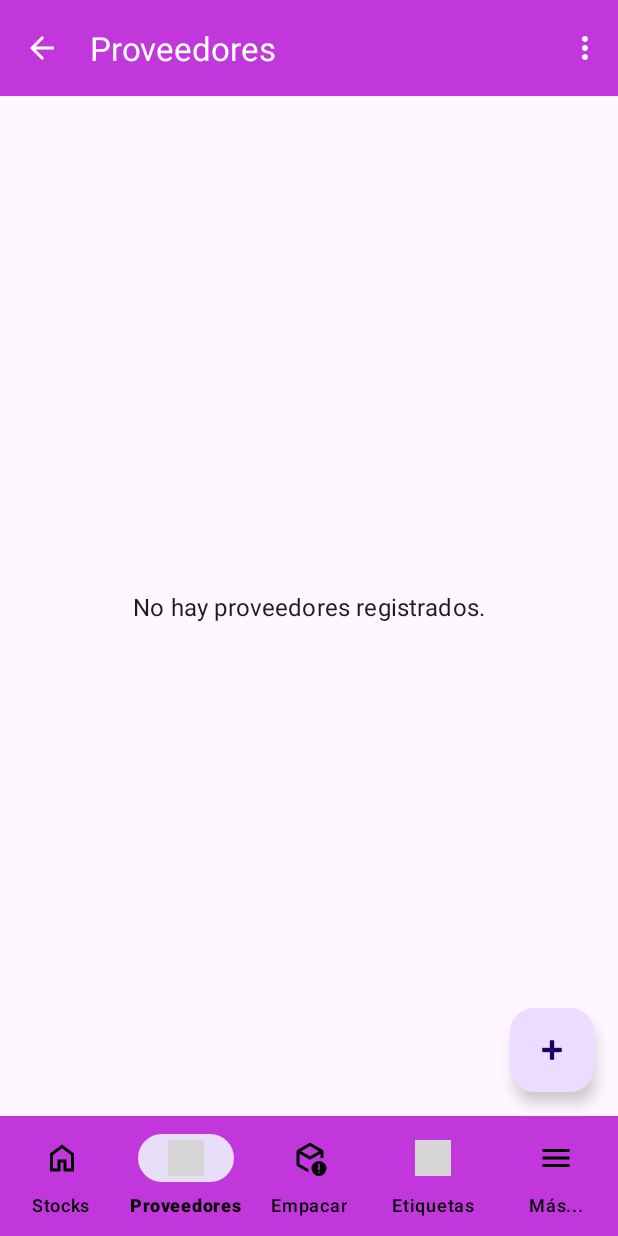
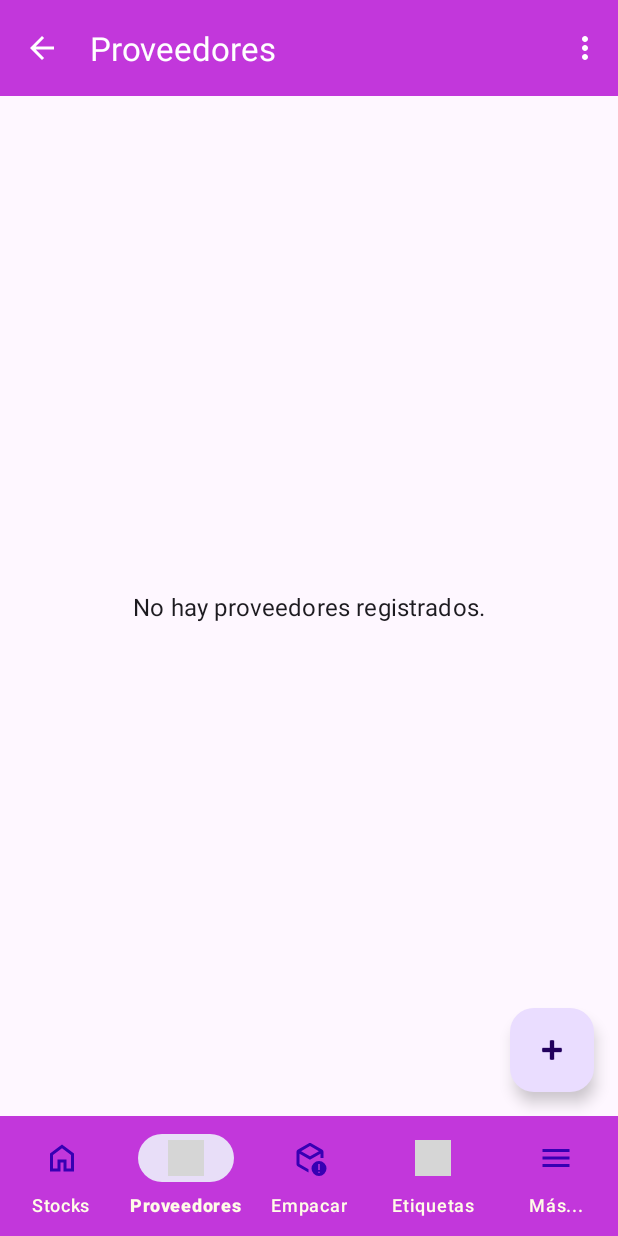
Before and after one commit to ArtMex3D/BOCANA, an Android app: the MainActivity screen opened directly, with no data from a screen before it, item 2 of the bottom bar chosen, on a phone screen of 412 x 824 dp. Run offline under Robolectric (Android 15) with nearby library versions, the phone set to English and light mode, and no system bars; our stand-ins replace Firebase (no records; nobody signed in at launch, a user with empty details on screens opened directly), Room's generated code, paging; 1 statement that could not run was skipped; grey boxes are pictures that could not be loaded.

Commit message:
notificaciones mejoradas

```diff
--- a/app/build.gradle.kts
+++ b/app/build.gradle.kts
@@ -79,6 +79,7 @@ dependencies {
     implementation(libs.androidx.appcompat)
     implementation(libs.androidx.material)
     implementation(libs.androidx.constraintlayout)
+    implementation(libs.androidx.core.splashscreen)
 
     // --- Arquitectura (Lifecycle, ViewModel, Fragment) ---
     implementation(libs.androidx.lifecycle.viewmodel.ktx)
--- a/app/src/main/AndroidManifest.xml
+++ b/app/src/main/AndroidManifest.xml
@@ -27,7 +27,7 @@
     <activity
         android:name=".ui.auth.LoginActivity"
         android:exported="true"
-        android:theme="@style/Theme.Bocana">
+        android:theme="@style/Theme.Bocana.Splash">
         <intent-filter>
             <action android:name="android.intent.action.MAIN" />
             <category android:name="android.intent.category.LAUNCHER" />
@@ -44,7 +44,6 @@
             <action android:name="android.intent.action.VIEW" />
             <category android:name="android.intent.category.DEFAULT" />
             <category android:name="android.intent.category.BROWSABLE" />
-            <!-- Le decimos a Android que somos dueños de este tipo de enlace -->
             <data android:scheme="https" android:host="bocana.netlify.app" android:pathPrefix="/movimiento" />
         </intent-filter>
 
--- a/app/src/main/java/com/cesar/bocana/ui/auth/LoginActivity.kt
+++ b/app/src/main/java/com/cesar/bocana/ui/auth/LoginActivity.kt
@@ -8,6 +8,7 @@ import android.widget.Toast
 import androidx.activity.result.ActivityResultLauncher
 import androidx.activity.result.contract.ActivityResultContracts
 import androidx.appcompat.app.AppCompatActivity
+import androidx.core.splashscreen.SplashScreen.Companion.installSplashScreen
 import androidx.lifecycle.lifecycleScope
 import com.cesar.bocana.R
 import com.cesar.bocana.data.model.User
@@ -39,6 +40,9 @@ class LoginActivity : AppCompatActivity() {
     private val db = Firebase.firestore
 
     override fun onCreate(savedInstanceState: Bundle?) {
+        // Instalar el SplashScreen ANTES de super.onCreate
+        installSplashScreen()
+
         super.onCreate(savedInstanceState)
         binding = ActivityLoginBinding.inflate(layoutInflater)
         setContentView(binding.root)
--- a/app/src/main/java/com/cesar/bocana/ui/main/MainActivity.kt
+++ b/app/src/main/java/com/cesar/bocana/ui/main/MainActivity.kt
@@ -59,7 +59,11 @@ class MainActivity : AppCompatActivity() {
     private lateinit var repository: InventoryRepository
 
     private val NOTIFICATION_CHANNEL_ID = "bocana_alerts_channel"
-    private val LOCAL_NOTIFICATION_ID = 1001
+    // IDs únicos para cada tipo de notificación
+    private val LOW_STOCK_NOTIFICATION_ID = 1001
+    private val DEVOLUCION_NOTIFICATION_ID = 1002
+    private val PACKAGING_NOTIFICATION_ID = 1003
+
 
     private val requestPermissionLauncher = registerForActivityResult(
         ActivityResultContracts.RequestPermission()
@@ -318,35 +322,46 @@ class MainActivity : AppCompatActivity() {
     }
 
     private suspend fun checkConditionsAndNotifyLocally() {
-        val alertMessages = mutableListOf<String>()
-        var lowStockCount = 0
-        var foundPendingDevo = false
-        var foundOverduePack = false
-
         try {
+            // Chequeo de Stock Bajo
             val lowStockSnapshot = db.collection("products")
                 .whereEqualTo("isActive", true)
                 .get()
                 .await()
 
-            lowStockCount = lowStockSnapshot.documents.count { doc ->
+            val lowStockProducts = lowStockSnapshot.documents.mapNotNull { doc ->
                 val product = doc.toObject(Product::class.java)
-                product != null && product.minStock > 0.0 && product.totalStock <= product.minStock
+                if (product != null && product.minStock > 0.0 && product.totalStock <= product.minStock) {
+                    product
+                } else {
+                    null
+                }
             }
-            if (lowStockCount > 0) {
-                alertMessages.add("$lowStockCount prod. stock bajo")
+            if (lowStockProducts.isNotEmpty()) {
+                val title = "🚨 Alerta de Stock Bajo"
+                val content = if (lowStockProducts.size == 1) {
+                    "El producto '${lowStockProducts.first().name}' tiene stock bajo."
+                } else {
+                    "${lowStockProducts.size} productos tienen stock bajo."
+                }
+                showLocalNotification(title, content, LOW_STOCK_NOTIFICATION_ID)
             }
 
+            // Chequeo de Devoluciones Pendientes
             val pendingDevoSnapshot = db.collection("pendingDevoluciones")
                 .whereEqualTo("status", DevolucionStatus.PENDIENTE.name)
                 .limit(1)
                 .get()
                 .await()
-            foundPendingDevo = !pendingDevoSnapshot.isEmpty
-            if (foundPendingDevo) {
-                alertMessages.add("Devoluciones P.")
+            if (!pendingDevoSnapshot.isEmpty) {
+                showLocalNotification(
+                    "📝 Tienes Devoluciones Pendientes",
+                    "Hay devoluciones que requieren tu atención. Revisa la sección correspondiente.",
+                    DEVOLUCION_NOTIFICATION_ID
+                )
             }
 
+            // Chequeo de Empaques Atrasados
             val threeDaysAgoMillis = Date().time - (3 * 24 * 60 * 60 * 1000)
             val threeDaysAgoTimestamp = Timestamp(Date(threeDaysAgoMillis))
 
@@ -355,23 +370,22 @@ class MainActivity : AppCompatActivity() {
                 .limit(1)
                 .get()
                 .await()
-            foundOverduePack = !overduePackSnapshot.isEmpty
-            if (foundOverduePack) {
-                alertMessages.add("Empaque Atrasado")
+            if (!overduePackSnapshot.isEmpty) {
+                showLocalNotification(
+                    "📦 ¡Empaque Atrasado!",
+                    "Hay productos recibidos hace más de 3 días que aún no se han empacado.",
+                    PACKAGING_NOTIFICATION_ID
+                )
             }
 
         } catch (e: Exception) {
             if (e is CancellationException) throw e
             Log.e(TAG, "checkConditions - Error durante verificaciones", e)
         }
-
-        if (alertMessages.isNotEmpty()) {
-            val notificationText = alertMessages.joinToString(" / ")
-            showLocalNotification("Alertas Pendientes Bocana", notificationText)
-        }
     }
 
-    private fun showLocalNotification(title: String, content: String) {
+
+    private fun showLocalNotification(title: String, content: String, notificationId: Int) {
         if (Build.VERSION.SDK_INT >= Build.VERSION_CODES.TIRAMISU) {
             if (ActivityCompat.checkSelfPermission(this, Manifest.permission.POST_NOTIFICATIONS) != PackageManager.PERMISSION_GRANTED) {
                 return
@@ -389,7 +403,8 @@ class MainActivity : AppCompatActivity() {
         val pendingIntent: PendingIntent = PendingIntent.getActivity(this, 0, intent, pendingIntentFlags)
 
         val builder = NotificationCompat.Builder(this, NOTIFICATION_CHANNEL_ID)
-            .setSmallIcon(R.mipmap.ic_launcher_round)
+            .setSmallIcon(R.drawable.ic_robot_notification)
+            .setColor(ContextCompat.getColor(this, R.color.brand_purple))
             .setContentTitle(title)
             .setContentText(content)
             .setStyle(NotificationCompat.BigTextStyle().bigText(content))
@@ -398,7 +413,7 @@ class MainActivity : AppCompatActivity() {
             .setAutoCancel(true)
 
         try {
-            NotificationManagerCompat.from(this).notify(LOCAL_NOTIFICATION_ID, builder.build())
+            NotificationManagerCompat.from(this).notify(notificationId, builder.build())
         } catch (e: SecurityException) {
             Log.e(TAG, "SecurityException mostrando notificación.", e)
         }
--- /dev/null
+++ b/app/src/main/res/drawable/ic_robot_notification.xml
@@ -0,0 +1,10 @@
+<vector xmlns:android="http://schemas.android.com/apk/res/android"
+    android:width="24dp"
+    android:height="24dp"
+    android:viewportWidth="960"
+    android:viewportHeight="960"
+    android:tint="?attr/colorControlNormal">
+    <path
+        android:fillColor="@android:color/white"
+        android:pathData="M480,840q-100,0 -170,-70t-70,-170h480q0,100 -70,170t-170,70ZM312,560q-21,0 -35.5,-14.5T262,510q0,-21 14.5,-35.5T312,460q21,0 35.5,14.5T362,510q0,21 -14.5,35.5T312,560ZM648,560q-21,0 -35.5,-14.5T598,510q0,-21 14.5,-35.5T648,460q21,0 35.5,14.5T698,510q0,21 -14.5,35.5T648,560ZM240,400h480v-160L240,240v160ZM160,760v-400q0,-33 23.5,-56.5T240,280h480q33,0 56.5,23.5T800,360v400q0,33 -23.5,56.5T720,840L240,840q-33,0 -56.5,-23.5T160,760Z"/>
+</vector>
--- /dev/null
+++ b/app/src/main/res/drawable/splash_background.xml
@@ -0,0 +1,5 @@
+<?xml version="1.0" encoding="utf-8"?>
+<shape xmlns:android="http://schemas.android.com/apk/res/android"
+    android:shape="rectangle">
+    <solid android:color="@color/brand_purple" />
+</shape>
--- a/app/src/main/res/layout/activity_main.xml
+++ b/app/src/main/res/layout/activity_main.xml
@@ -42,8 +42,8 @@
         app:layout_constraintStart_toStartOf="parent"
         app:layout_constraintEnd_toEndOf="parent"
         app:menu="@menu/bottom_nav_menu"
-        app:itemTextColor="@color/intense_black"
-        app:itemIconTint="@color/intense_black"
+        app:itemTextColor="@color/pending_item_yellow"
+        app:itemIconTint="@color/purple_700"
         android:background="@color/brand_purple"
         app:labelVisibilityMode="labeled"/>
 </androidx.constraintlayout.widget.ConstraintLayout>
--- a/app/src/main/res/values/themes.xml
+++ b/app/src/main/res/values/themes.xml
@@ -2,5 +2,12 @@
 <resources xmlns:tools="http://schemas.android.com/tools">
     <style name="Theme.Bocana" parent="Theme.Material3.DayNight.NoActionBar">
         <item name="android:statusBarColor">@color/brand_purple</item>
+        <item name="android:navigationBarColor">@color/brand_purple</item>
+    </style>
+
+    <style name="Theme.Bocana.Splash" parent="Theme.SplashScreen">
+        <item name="windowSplashScreenBackground">@drawable/splash_background</item>
+        <item name="windowSplashScreenAnimatedIcon">@drawable/ic_launcher_foreground</item>
+        <item name="postSplashScreenTheme">@style/Theme.Bocana</item>
     </style>
 </resources>
--- a/gradle/libs.versions.toml
+++ b/gradle/libs.versions.toml
@@ -59,6 +59,7 @@ play-services-auth = { group = "com.google.android.gms", name = "play-services-a
 kotlinx-coroutines-play-services = { group = "org.jetbrains.kotlinx", name = "kotlinx-coroutines-play-services", version = "1.7.3" }
 
 # Utilidades
+androidx-core-splashscreen = { group = "androidx.core", name = "core-splashscreen", version = "1.0.1" }
 itext7-core = { module = "com.itextpdf:itext7-core", version.ref = "itext7" }
 gson = { group = "com.google.code.gson", name = "gson", version.ref = "gson" }
 zxing-android-embedded = { group = "com.journeyapps", name = "zxing-android-embedded", version = "4.3.0" }
```
Also changed, not shown: app/src/main/java/com/cesar/bocana/helpers/NotificationTriggerHelper.kt (+8 -15 lines), app/src/main/res/drawable/ray.xml (added, +9 -0 lines), app/src/main/res/drawable/robot.xml (added, +9 -0 lines).
